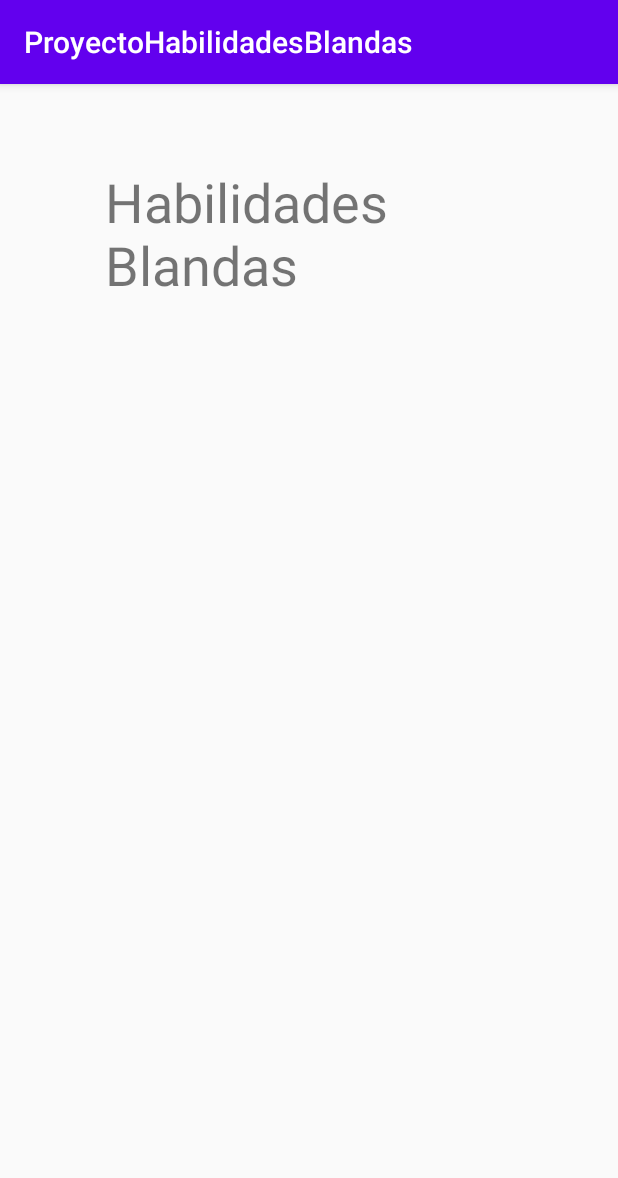
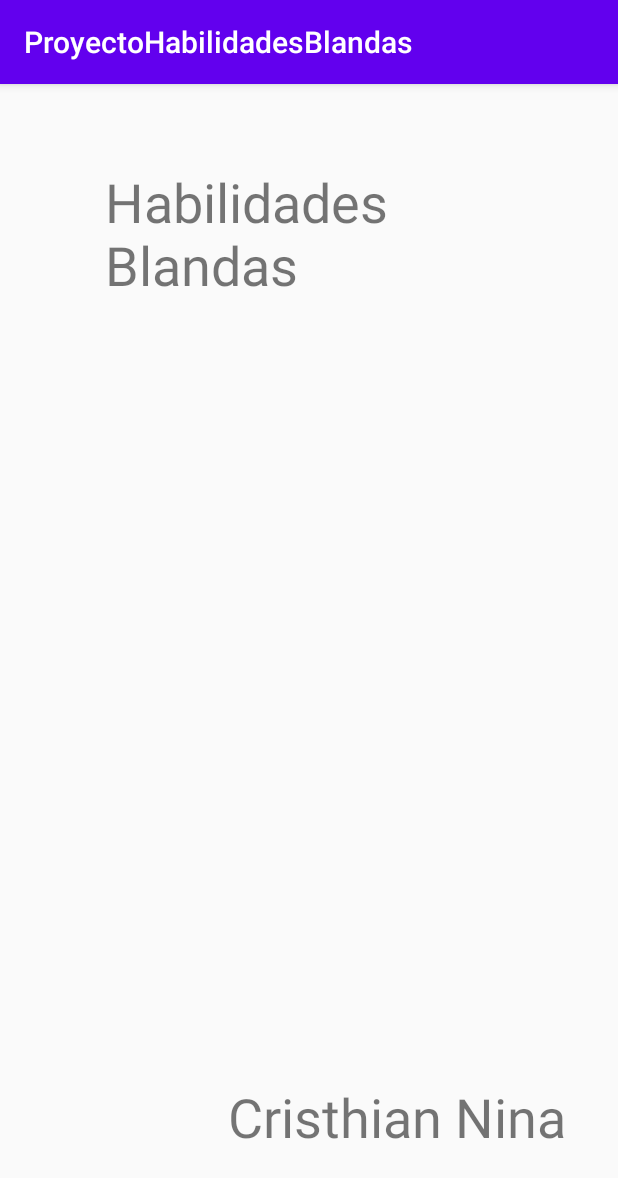
Before and after one commit to CristhianNina/ProyectoHabilidadesBlandas, an Android app: the screen it shows after launch (MainActivity), on a phone screen of 412 x 824 dp. Shown: the top 1178 px of the screen. Run offline under Robolectric (Android 15) with nearby library versions, the phone set to English and light mode, and no system bars.

Commit message:
Iniciando el proyecto de habilidades blandas

```diff
--- a/app/src/main/res/layout/activity_main.xml
+++ b/app/src/main/res/layout/activity_main.xml
@@ -5,6 +5,18 @@
     android:layout_width="match_parent"
     android:layout_height="match_parent"
     tools:context=".MainActivity">
+
+    <TextView
+        android:id="@+id/textView4"
+        android:layout_width="286dp"
+        android:layout_height="106dp"
+        android:layout_marginStart="152dp"
+        android:layout_marginLeft="152dp"
+        android:layout_marginTop="664dp"
+        android:text="Cristhian Nina"
+        android:textSize="36sp"
+        app:layout_constraintStart_toStartOf="parent"
+        app:layout_constraintTop_toTopOf="parent" />
 
     <TextView
         android:id="@+id/textView"
```
